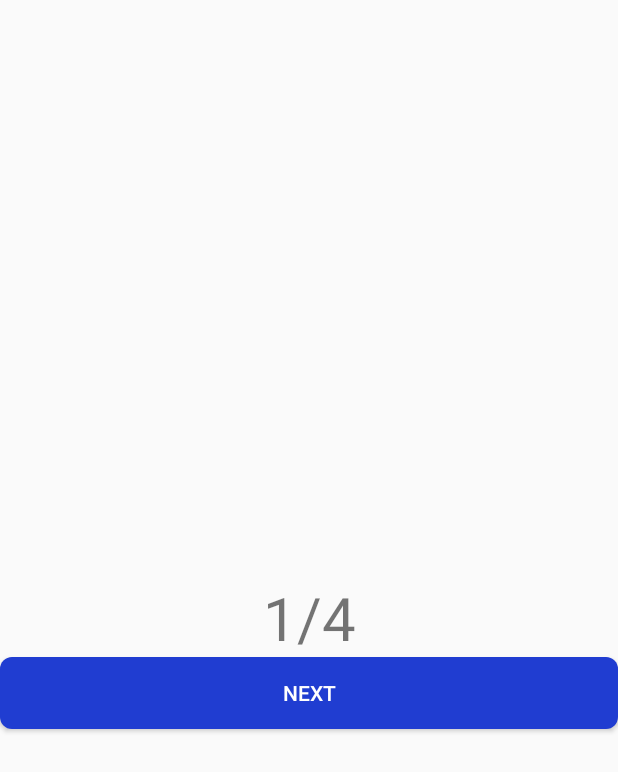
After one commit to B21-CAP0375/Javas, an Android app: the SymptomOneFragment screen opened through its navigation route, on a phone screen of 412 x 824 dp. The commit adds this screen. Shown: the top 772 px of the screen. Run offline under Robolectric (Android 15) with nearby library versions, the phone set to English and light mode, and no system bars; 1 statement that could not run was skipped.

Commit message:
menambahkan 4 fragment symptom checker

```diff
--- /dev/null
+++ b/app/src/main/java/com/example/javas/SymptomOneFragment.kt
@@ -0,0 +1,37 @@
+package com.example.javas
+
+import android.os.Bundle
+import android.view.LayoutInflater
+import android.view.View
+import android.view.ViewGroup
+import androidx.fragment.app.Fragment
+import androidx.navigation.findNavController
+import com.example.javas.databinding.FragmentSymptomOneBinding
+
+
+class SymptomOneFragment : Fragment() {
+
+    private lateinit var _binding: FragmentSymptomOneBinding
+    private val binding get() = _binding
+
+
+    override fun onCreateView(
+        inflater: LayoutInflater, container: ViewGroup?,
+        savedInstanceState: Bundle?
+    ): View {
+        _binding = FragmentSymptomOneBinding.inflate(inflater, container, false)
+        val view = binding.root
+        return view
+    }
+
+    override fun onViewCreated(view: View, savedInstanceState: Bundle?) {
+        super.onViewCreated(view, savedInstanceState)
+
+        binding.btnNextTwo.setOnClickListener {
+            view.findNavController().navigate(R.id.action_symptomOneFragment_to_symptomTwoFragment)
+        }
+
+    }
+
+
+}
--- /dev/null
+++ b/app/src/main/res/layout/fragment_symptom_one.xml
@@ -0,0 +1,25 @@
+<?xml version="1.0" encoding="utf-8"?>
+<FrameLayout xmlns:android="http://schemas.android.com/apk/res/android"
+    xmlns:tools="http://schemas.android.com/tools"
+    android:layout_width="match_parent"
+    android:layout_height="match_parent"
+    tools:context=".SymptomOneFragment">
+
+    <TextView
+        android:layout_width="match_parent"
+        android:layout_height="match_parent"
+        android:gravity="center_horizontal|center_vertical"
+        android:text="@string/_1_4"
+        android:textSize="40sp" />
+
+    <androidx.appcompat.widget.AppCompatButton
+        android:id="@+id/btn_next_two"
+        android:layout_width="match_parent"
+        android:layout_height="wrap_content"
+        android:layout_gravity="center_vertical"
+        android:layout_marginTop="50dp"
+        android:background="@drawable/background_button_blue_primary"
+        android:text="@string/next"
+        android:textColor="@color/white" />
+
+</FrameLayout>
--- a/app/src/main/res/navigation/main_navigation.xml
+++ b/app/src/main/res/navigation/main_navigation.xml
@@ -207,10 +207,45 @@
         android:id="@+id/homePageFragment"
         android:name="com.example.javas.ui.homepage.HomePageFragment"
         android:label="fragment_home_page"
-        tools:layout="@layout/fragment_home_page" >
+        tools:layout="@layout/fragment_home_page">
         <argument
             android:name="name"
             app:argType="string"
             android:defaultValue="name" />
+        <action
+            android:id="@+id/action_homePageFragment_to_symptomOneFragment"
+            app:destination="@id/symptomOneFragment" />
     </fragment>
+    <fragment
+        android:id="@+id/symptomOneFragment"
+        android:name="com.example.javas.SymptomOneFragment"
+        android:label="fragment_symptom_one"
+        tools:layout="@layout/fragment_symptom_one">
+        <action
+            android:id="@+id/action_symptomOneFragment_to_symptomTwoFragment"
+            app:destination="@id/symptomTwoFragment" />
+    </fragment>
+    <fragment
+        android:id="@+id/symptomTwoFragment"
+        android:name="com.example.javas.SymptomTwoFragment"
+        android:label="fragment_symptom_two"
+        tools:layout="@layout/fragment_symptom_two">
+        <action
+            android:id="@+id/action_symptomTwoFragment_to_symptomThreeFragment"
+            app:destination="@id/symptomThreeFragment" />
+    </fragment>
+    <fragment
+        android:id="@+id/symptomThreeFragment"
+        android:name="com.example.javas.SymptomThreeFragment"
+        android:label="fragment_symptom_three"
+        tools:layout="@layout/fragment_symptom_three">
+        <action
+            android:id="@+id/action_symptomThreeFragment_to_symptomFourFragment"
+            app:destination="@id/symptomFourFragment" />
+    </fragment>
+    <fragment
+        android:id="@+id/symptomFourFragment"
+        android:name="com.example.javas.SymptomFourFragment"
+        android:label="fragment_symptom_four"
+        tools:layout="@layout/fragment_symptom_four" />
 </navigation>
--- a/app/src/main/res/values/strings.xml
+++ b/app/src/main/res/values/strings.xml
@@ -1,4 +1,4 @@
-<resources>
+<resources xmlns:tools="http://schemas.android.com/tools">
     <string name="app_name">javas</string>
     <string name="hello_blank_fragment">Hello blank fragment</string>
 
@@ -33,7 +33,6 @@
     <string name="register_gender_input">Jenis Kelamin</string>
 
 
-
     <!--Home Page-->
     <string name="home_page_title">Selamat Datang,</string>
     <string name="home_page_user_title">Nama</string>
@@ -50,4 +49,14 @@
     <string name="home_page_jadwal_btn_txt">Melihat Jadwal Vaksinasi</string>
     <string name="home_page_profile_btn_txt">Profil Pengguna</string>
 
+    <!--    Sympton Fragment-->
+    <string name="_1_4" tools:ignore="TypographyFractions">1/4</string>
+    <string name="_2_4">2/4</string>
+    <string name="_3_4" tools:ignore="TypographyFractions">3/4</string>
+    <string name="_4_4">4/4</string>
+    <string name="check_result">CHECK RESULT</string>
+    <string name="next">NEXT</string>
+    <!---->
+
+
 </resources>
```
Also changed, not shown: app/src/main/java/com/example/javas/SymptomFourFragment.kt (added, +37 -0 lines), app/src/main/java/com/example/javas/SymptomThreeFragment.kt (added, +38 -0 lines), app/src/main/java/com/example/javas/SymptomTwoFragment.kt (added, +38 -0 lines), app/src/main/java/com/example/javas/ui/homepage/HomePageFragment.kt (+7 -6 lines), app/src/main/java/com/example/javas/ui/login/LoginFragment.kt (+5 -4 lines), app/src/main/res/layout/fragment_symptom_four.xml (added, +25 -0 lines), app/src/main/res/layout/fragment_symptom_three.xml (added, +25 -0 lines), app/src/main/res/layout/fragment_symptom_two.xml (added, +25 -0 lines).
